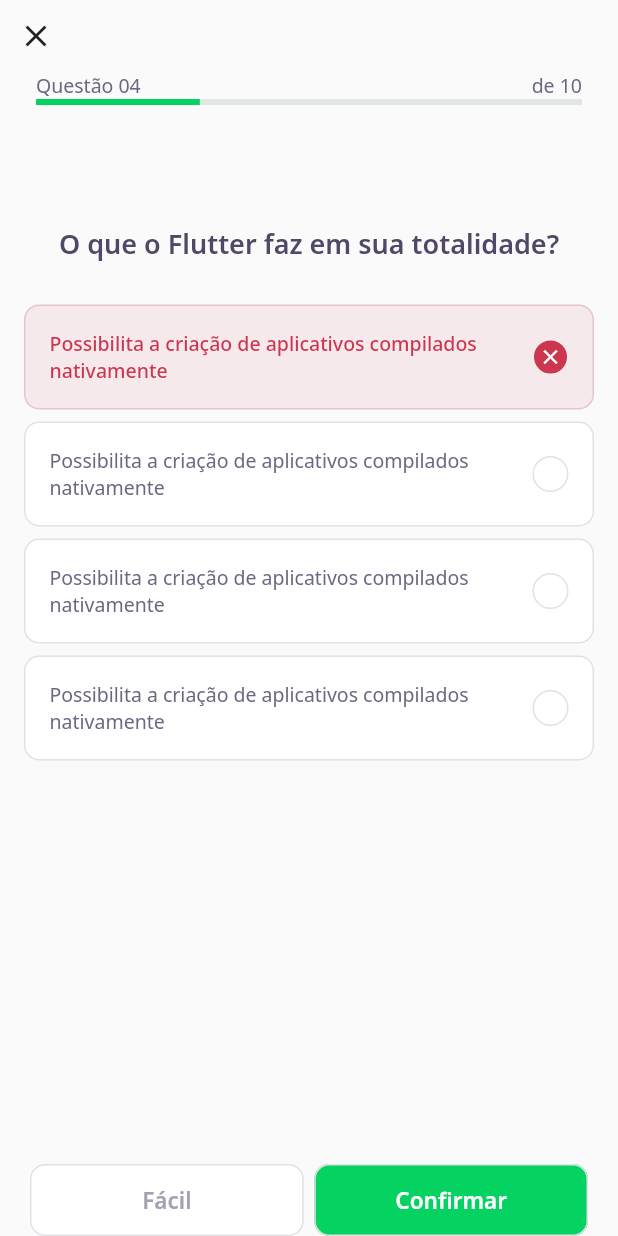
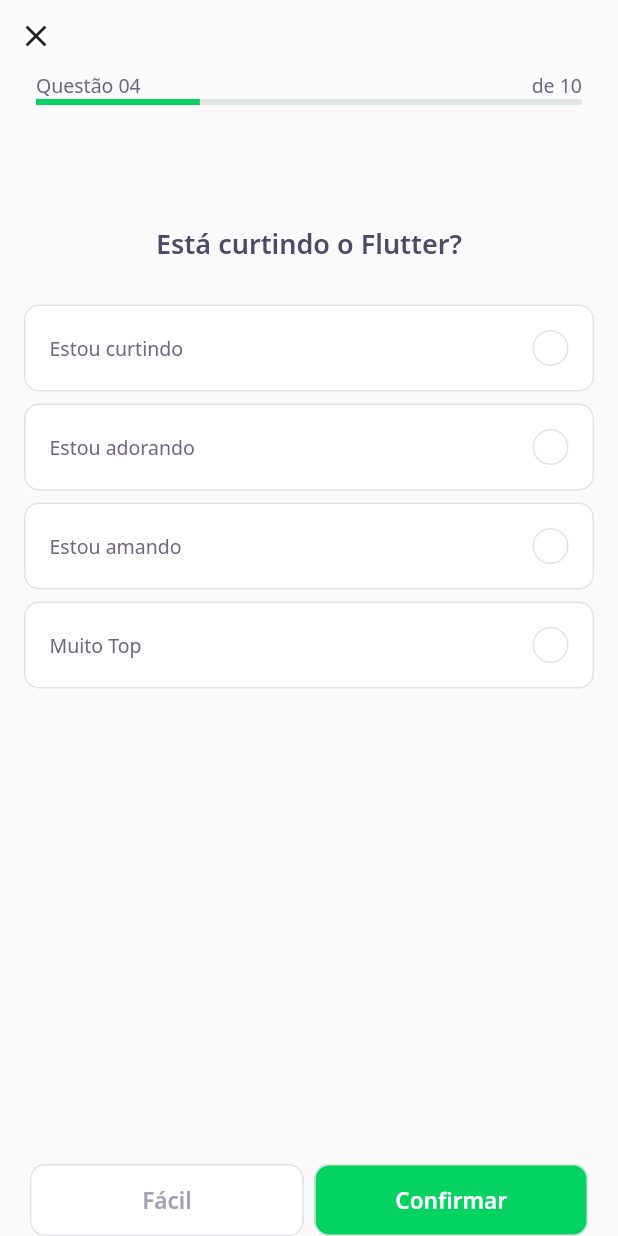
Before and after one commit to amazingustav/devquiz, a Flutter app: the screen it shows after launch, after a tap on "NLW 5 Flutter", on a phone screen of 412 x 824 dp. Run offline on Flutter 3.47's test engine with Material 2 defaults, Android fonts, the phone set to English and light mode, and no system bars; our stand-ins replace google_fonts; accounts and stored records are empty; network calls fail.

Commit message:
Load challenge quizzes through JSON data

```diff
--- a/lib/challenge/challenge_page.dart
+++ b/lib/challenge/challenge_page.dart
@@ -1,10 +1,13 @@
 import 'package:dev_quiz/challenge/widgets/next_button/next_button_widget.dart';
 import 'package:dev_quiz/challenge/widgets/question_indicator/question_indicator_widget.dart';
 import 'package:dev_quiz/challenge/widgets/quiz/quiz_widget.dart';
+import 'package:dev_quiz/shared/models/question_model.dart';
 import 'package:flutter/material.dart';
 
 class ChallengePage extends StatefulWidget {
-  ChallengePage({Key? key}) : super(key: key);
+  final List<QuestionModel> questions;
+
+  ChallengePage({Key? key, required this.questions}) : super(key: key);
 
   @override
   _ChallengePageState createState() => _ChallengePageState();
@@ -31,9 +34,7 @@ class _ChallengePageState extends State<ChallengePage> {
           ),
         ),
       ),
-      body: QuizWidget(
-        title: "O que o Flutter faz em sua totalidade?",
-      ),
+      body: QuizWidget(question: widget.questions[0]),
       bottomNavigationBar: SafeArea(
         bottom: true,
         child: Padding(
--- a/lib/challenge/widgets/quiz/quiz_widget.dart
+++ b/lib/challenge/widgets/quiz/quiz_widget.dart
@@ -1,11 +1,12 @@
 import 'package:dev_quiz/challenge/widgets/answer/answer_widget.dart';
 import 'package:dev_quiz/core/app_text_styles.dart';
+import 'package:dev_quiz/shared/models/question_model.dart';
 import 'package:flutter/material.dart';
 
 class QuizWidget extends StatelessWidget {
-  final String title;
+  final QuestionModel question;
 
-  const QuizWidget({Key? key, required this.title}) : super(key: key);
+  const QuizWidget({Key? key, required this.question}) : super(key: key);
 
   @override
   Widget build(BuildContext context) {
@@ -13,22 +14,11 @@ class QuizWidget extends StatelessWidget {
       child: Column(
         children: [
           SizedBox(height: 64),
-          Text(title, style: AppTextStyles.heading),
+          Text(question.title, style: AppTextStyles.heading),
           SizedBox(height: 24),
-          AnswerWidget(
-              isCorrect: false,
-              isSelected: true,
-              title:
-                  "Possibilita a criação de aplicativos compilados nativamente"),
-          AnswerWidget(
-              title:
-                  "Possibilita a criação de aplicativos compilados nativamente"),
-          AnswerWidget(
-              title:
-                  "Possibilita a criação de aplicativos compilados nativamente"),
-          AnswerWidget(
-              title:
-                  "Possibilita a criação de aplicativos compilados nativamente"),
+          ...question.answers.map(
+            (e) => AnswerWidget(isCorrect: e.isCorrect, title: e.title),
+          ),
         ],
       ),
     );
--- a/lib/home/home_page.dart
+++ b/lib/home/home_page.dart
@@ -72,9 +72,13 @@ class HomePageState extends State<HomePage> {
                           percentage: e.questionAnswered / e.questions.length,
                           onTap: () {
                             Navigator.push(
-                                context,
-                                MaterialPageRoute(
-                                    builder: (context) => ChallengePage()));
+                              context,
+                              MaterialPageRoute(
+                                builder: (context) => ChallengePage(
+                                  questions: e.questions,
+                                ),
+                              ),
+                            );
                           },
                         ))
                     .toList(),
```
